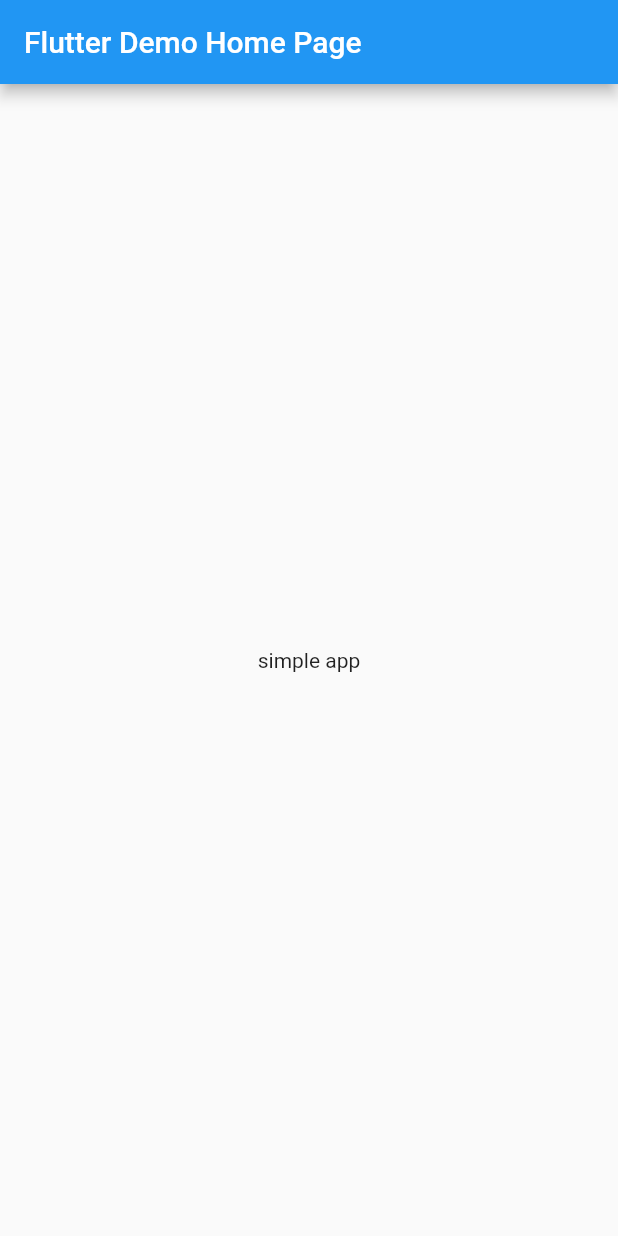
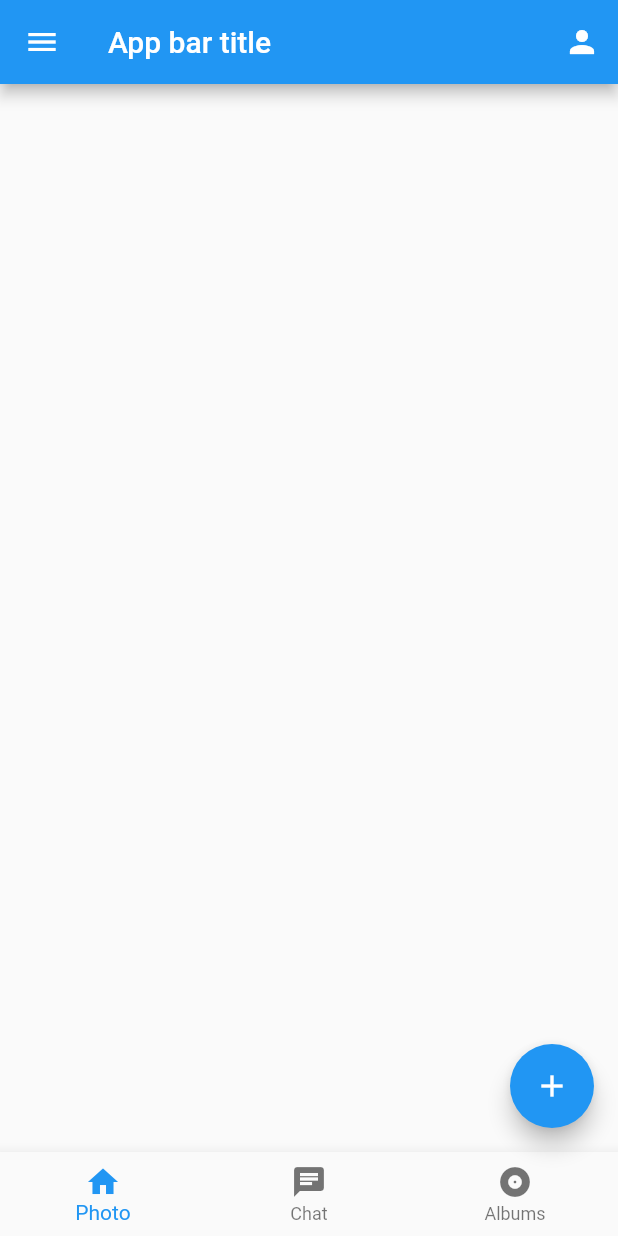
Before and after one commit to HonestElf/flutter, a Flutter app: the screen it shows after launch, on a phone screen of 412 x 824 dp. Run offline on Flutter 3.47's test engine with Material 2 defaults, Android fonts, the phone set to English and light mode, and no system bars.

Commit message:
Finished homework 5

```diff
--- a/05_MaterialCupertino/simple_app/lib/main.dart
+++ b/05_MaterialCupertino/simple_app/lib/main.dart
@@ -1,10 +1,31 @@
+// Flutter imports:
 import 'package:flutter/material.dart';
 
 void main() {
-  runApp(MyApp());
+  runApp(const MyApp());
 }
 
+class TabItem {
+  String title;
+  Icon icon;
+  TabItem(this.title, this.icon);
+}
+
+final List<TabItem> _tabBar = [
+  TabItem('Photo', const Icon(Icons.home)),
+  TabItem('Chat', const Icon(Icons.chat)),
+  TabItem('Albums', const Icon(Icons.album)),
+];
+
+final List<TabItem> _drawerTabs = [
+  TabItem('Profile', const Icon(Icons.person)),
+  TabItem('Images', const Icon(Icons.image)),
+  TabItem('Files', const Icon(Icons.file_copy)),
+];
+
 class MyApp extends StatelessWidget {
+  const MyApp({Key key}) : super(key: key);
+
   @override
   Widget build(BuildContext context) {
     return MaterialApp(
@@ -14,36 +35,167 @@
         primarySwatch: Colors.blue,
         visualDensity: VisualDensity.adaptivePlatformDensity,
       ),
-      home: MyHomePage(title: 'Flutter Demo Home Page'),
+      home: const MyHomePage(title: 'Flutter Demo Home Page'),
     );
   }
 }
 
 class MyHomePage extends StatefulWidget {
-  MyHomePage({Key key, this.title}) : super(key: key);
+  const MyHomePage({Key key, this.title}) : super(key: key);
 
   final String title;
 
   @override
-  _MyHomePageState createState() => _MyHomePageState();
+  State<MyHomePage> createState() => _MyHomePageState();
 }
 
-class _MyHomePageState extends State<MyHomePage> {
+class _MyHomePageState extends State<MyHomePage>
+    with SingleTickerProviderStateMixin {
+  final GlobalKey<ScaffoldState> scaffoldKey = GlobalKey<ScaffoldState>();
+
+  TabController _tabController;
+  int _currentTabIndex = 0;
+
+  PersistentBottomSheetController _controller;
+
+  void toggleBottomSheet() {
+    if (_controller == null) {
+      _controller =
+          scaffoldKey.currentState.showBottomSheet((context) => Container(
+                height: 150,
+                child: Center(
+                    child: Column(
+                  children: [
+                    const ListTile(
+                      title: Text('Profile'),
+                      leading: Icon(Icons.credit_card),
+                      trailing: Text('200 руб'),
+                    ),
+                    OutlinedButton(
+                      style: OutlinedButton.styleFrom(
+                        foregroundColor: Colors.grey[850],
+                        backgroundColor: Colors.blueGrey[100],
+                      ),
+                      onPressed: () {},
+                      child: const Text('Оплатить'),
+                    )
+                  ],
+                )),
+              ));
+    } else {
+      _controller.close();
+      _controller = null;
+    }
+  }
+
+  @override
+  void initState() {
+    super.initState();
+    _tabController = TabController(length: _tabBar.length, vsync: this);
+
+    _tabController.addListener(() {
+      setState(() {
+        _currentTabIndex = _tabController.index;
+      });
+    });
+  }
+
   @override
   Widget build(BuildContext context) {
     return Scaffold(
+      key: scaffoldKey,
       appBar: AppBar(
-        title: Text(widget.title),
+        title: const Text('App bar title'),
+        actions: [
+          Builder(
+              builder: (context) => IconButton(
+                  onPressed: () {
+                    Scaffold.of(context).openEndDrawer();
+                  },
+                  icon: const Icon(Icons.person))),
+        ],
       ),
-      body: Center(
-        child: Column(
-          mainAxisAlignment: MainAxisAlignment.center,
-          children: <Widget>[
-            Text(
-              'simple app',
+      drawer: Drawer(
+        child: Column(mainAxisAlignment: MainAxisAlignment.start, children: [
+          DrawerHeader(
+              child: Column(
+            children: const [
+              CircleAvatar(
+                radius: 60,
+                backgroundColor: Colors.black,
+                backgroundImage: NetworkImage('https://picsum.photos/200/300'),
+              ),
+              Text('Profile name')
+            ],
+          )),
+          Column(
+            children: [
+              for (final item in _drawerTabs)
+                ListTile(
+                  title: Text(item.title),
+                  leading: item.icon,
+                  trailing: const Icon(Icons.arrow_forward),
+                )
+            ],
+          ),
+          Expanded(
+              child: Align(
+            alignment: Alignment.bottomCenter,
+            child: Row(
+              mainAxisAlignment: MainAxisAlignment.spaceAround,
+              children: [
+                OutlinedButton(
+                  style: OutlinedButton.styleFrom(
+                    foregroundColor: Colors.grey[850],
+                    backgroundColor: Colors.blueGrey[100],
+                  ),
+                  onPressed: () {},
+                  child: const Text('Выход'),
+                ),
+                OutlinedButton(
+                  style: OutlinedButton.styleFrom(
+                    foregroundColor: Colors.grey[850],
+                    backgroundColor: Colors.blueGrey[100],
+                  ),
+                  onPressed: () {},
+                  child: const Text('Регистрация'),
+                )
+              ],
             ),
-          ],
-        ),
+          ))
+        ]),
+      ),
+      endDrawer: Drawer(
+          child: Center(
+        child: Column(mainAxisSize: MainAxisSize.min, children: const [
+          CircleAvatar(
+            radius: 60,
+            backgroundColor: Colors.black,
+            backgroundImage: NetworkImage('https://picsum.photos/200/300'),
+          ),
+          Text('Username')
+        ]),
+      )),
+      body: TabBarView(
+          controller: _tabController,
+          children: const [Text(''), Text(''), Text('')]),
+      bottomNavigationBar: BottomNavigationBar(
+        onTap: (index) => {
+          setState(() {
+            _tabController.index = index;
+            _currentTabIndex = index;
+          })
+        },
+        currentIndex: _currentTabIndex,
+        items: [
+          for (final item in _tabBar)
+            BottomNavigationBarItem(label: item.title, icon: item.icon)
+        ],
+      ),
+      floatingActionButtonLocation: FloatingActionButtonLocation.endFloat,
+      floatingActionButton: FloatingActionButton(
+        onPressed: toggleBottomSheet,
+        child: const Icon(Icons.add),
       ),
     );
   }
```
Also changed, not shown: 05_MaterialCupertino/simple_app/analysis_options.yaml (added, +29 -0 lines), 05_MaterialCupertino/simple_app/pubspec.yaml (+42 -42 lines), 04_StatefulStatelessWidget/list_view_keys_scroll/pubspec.lock, 05_MaterialCupertino/simple_app/pubspec.lock, 87 other files.
